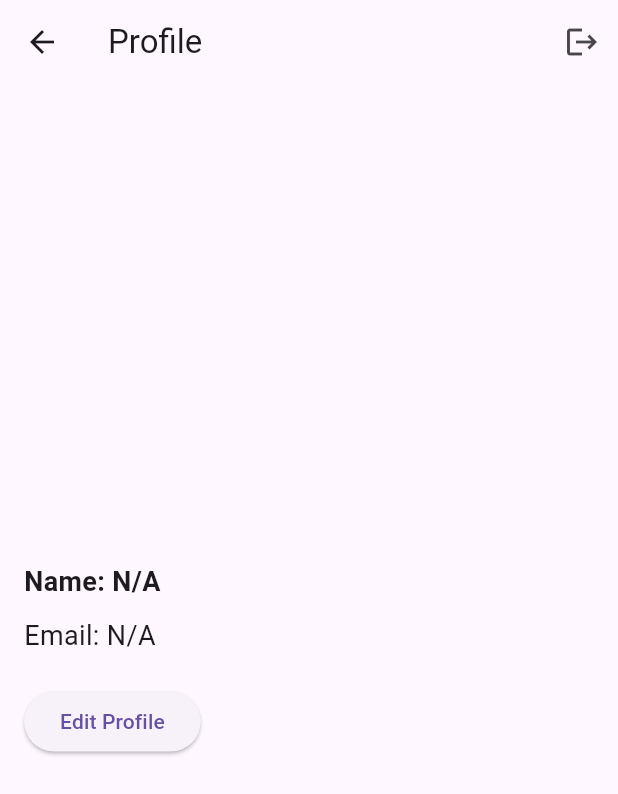
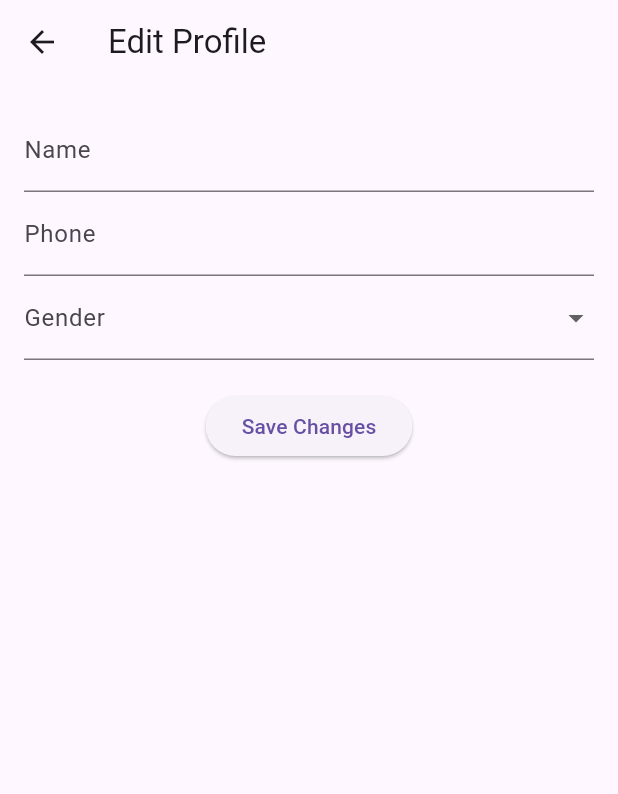
Before and after one commit to koisc0513/barberapp, a Flutter app: the ProfileScreen screen opened directly, after a tap on "Edit Profile", on a phone screen of 412 x 824 dp. Shown: the top 794 px of the screen. Run offline on Flutter 3.47's test engine with Material 3 defaults, Android fonts, the phone set to English and light mode, and no system bars.

Commit message:
add edit

```diff
--- /dev/null
+++ b/lib/screens/edit_profile_screen.dart
@@ -0,0 +1,80 @@
+import 'package:flutter/material.dart';
+import 'package:provider/provider.dart';
+import 'package:untitled/widgets/auth_provider.dart'; // Ensure correct path
+
+class EditProfileScreen extends StatefulWidget {
+  @override
+  _EditProfileScreenState createState() => _EditProfileScreenState();
+}
+
+class _EditProfileScreenState extends State<EditProfileScreen> {
+  final _formKey = GlobalKey<FormState>();
+  String? _name;
+  String? _phone;
+  String? _gender;
+  final List<String> _genderOptions = ['Nam', 'Nữ'];
+
+  @override
+  void initState() {
+    super.initState();
+    final currentUser = Provider.of<AuthProvider>(context, listen: false).currentUser;
+    _name = currentUser?['name'];
+    _phone = currentUser?['phone'];
+    _gender = currentUser?['gender'];
+  }
+
+  @override
+  Widget build(BuildContext context) {
+    return Scaffold(
+      appBar: AppBar(title: Text('Edit Profile')),
+      body: Padding(
+        padding: EdgeInsets.all(16.0),
+        child: Form(
+          key: _formKey,
+          child: Column(
+            children: [
+              TextFormField(
+                decoration: InputDecoration(labelText: 'Name'),
+                initialValue: _name,
+                onSaved: (value) => _name = value,
+              ),
+              TextFormField(
+                decoration: InputDecoration(labelText: 'Phone'),
+                initialValue: _phone,
+                onSaved: (value) => _phone = value,
+              ),
+              DropdownButtonFormField<String>(
+                decoration: InputDecoration(labelText: 'Gender'),
+                value: _gender,
+                items: _genderOptions.map((gender) {
+                  return DropdownMenuItem<String>(
+                    value: gender,
+                    child: Text(gender),
+                  );
+                }).toList(),
+                onChanged: (value) {
+                  setState(() {
+                    _gender = value;
+                  });
+                },
+                onSaved: (value) => _gender = value,
+              ),
+              SizedBox(height: 20),
+              ElevatedButton(
+                onPressed: () {
+                  if (_formKey.currentState!.validate()) {
+                    _formKey.currentState!.save();
+                    Provider.of<AuthProvider>(context, listen: false)
+                        .updateUserProfile(_name!, _phone!, _gender!);
+                    Navigator.pop(context);
+                  }
+                },
+                child: Text('Save Changes'),
+              ),
+            ],
+          ),
+        ),
+      ),
+    );
+  }
+}
--- a/lib/screens/profile_screen.dart
+++ b/lib/screens/profile_screen.dart
@@ -1,12 +1,20 @@
 import 'package:flutter/material.dart';
 import 'package:provider/provider.dart';
 import '../widgets/auth_provider.dart'; // Import AuthProvider
+import 'package:untitled/screens/edit_profile_screen.dart';
 
 class ProfileScreen extends StatelessWidget {
   @override
   Widget build(BuildContext context) {
     final authProvider = Provider.of<AuthProvider>(context);
-    final userName = authProvider.userName; // Lấy tên người dùng từ authProvider
+    final currentUser = authProvider.currentUser; // Lấy thông tin người dùng từ authProvider
+
+    if (currentUser == null) {
+      return Scaffold(
+        appBar: AppBar(title: Text("Profile")),
+        body: Center(child: Text("User not logged in.")),
+      );
+    }
 
     return Scaffold(
       appBar: AppBar(
@@ -28,20 +36,33 @@ class ProfileScreen extends StatelessWidget {
           crossAxisAlignment: CrossAxisAlignment.start,
           children: [
             Text(
-              "Name: ${userName ?? 'N/A'}", // Hiển thị tên người dùng
+              "Name: ${currentUser['name'] ?? 'N/A'}", // Hiển thị tên người dùng
               style: TextStyle(fontSize: 18, fontWeight: FontWeight.bold),
             ),
             SizedBox(height: 10),
             Text(
-              "Email: ${authProvider.user ?? 'N/A'}", // Hiển thị email người dùng
+              "Email: ${currentUser['email'] ?? 'N/A'}", // Hiển thị email người dùng
+              style: TextStyle(fontSize: 18),
+            ),
+            SizedBox(height: 10),
+            Text(
+              "Phone: ${currentUser['phone'] ?? 'N/A'}", // Hiển thị số điện thoại người dùng
+              style: TextStyle(fontSize: 18),
+            ),
+            SizedBox(height: 10),
+            Text(
+              "Gender: ${currentUser['gender'] ?? 'N/A'}", // Hiển thị giới tính người dùng
               style: TextStyle(fontSize: 18),
             ),
             SizedBox(height: 20),
             ElevatedButton(
               onPressed: () {
-                // Navigate to edit profile screen or other action
+                Navigator.push(
+                  context,
+                  MaterialPageRoute(builder: (context) => EditProfileScreen()),
+                );
               },
-              child: Text("Edit Profile"),
+              child: Text('Edit Profile'),
             ),
           ],
         ),
--- a/lib/widgets/auth_provider.dart
+++ b/lib/widgets/auth_provider.dart
@@ -1,10 +1,12 @@
 import 'package:flutter/material.dart';
 
 class AuthProvider extends ChangeNotifier {
-  List<Map<String, String>> _users = []; // Danh sách người dùng đã đăng ký
-  String? _user; // Trạng thái người dùng đăng nhập
+  List<Map<String, String>> _users = []; // List of registered users
+  String? _user; // Currently logged-in user's email
 
   String? get user => _user;
+
+  // Get the current logged-in user's name
   String? get userName {
     final user = _users.firstWhere(
           (user) => user['email'] == _user,
@@ -13,28 +15,39 @@ class AuthProvider extends ChangeNotifier {
     return user.isEmpty ? null : user['name'];
   }
 
+  // Check if the user is logged in
   bool get isLoggedIn => _user != null;
 
-  Future<void> register(String name, String email, String password) async {
-    // Giả lập quá trình đăng ký
+  // Register a new user
+  Future<void> register(String name, String email, String password, String phone, String gender) async {
     await Future.delayed(Duration(seconds: 2));
 
-    // Kiểm tra xem email đã được sử dụng chưa
+    // Check if email already exists
     if (_users.any((user) => user['email'] == email)) {
       throw Exception("Email already exists");
     }
 
-    // Lưu thông tin người dùng mới vào danh sách
-    _users.add({'name': name, 'email': email, 'password': password});
-    _user = email; // Đăng nhập ngay sau khi đăng ký
+    // Validate gender (must be either 'Nam' or 'Nữ')
+    if (gender != 'Nam' && gender != 'Nữ') {
+      throw Exception("Gender must be 'Nam' or 'Nữ'");
+    }
+
+    // Save the new user's data
+    _users.add({
+      'name': name,
+      'email': email,
+      'password': password,
+      'phone': phone,
+      'gender': gender,
+    });
+    _user = email; // Log in automatically after registration
     notifyListeners();
   }
 
+  // Log in a user
   Future<void> login(String email, String password) async {
-    // Giả lập quá trình đăng nhập
     await Future.delayed(Duration(seconds: 2));
 
-    // Kiểm tra thông tin đăng nhập
     final user = _users.firstWhere(
           (user) => user['email'] == email && user['password'] == password,
       orElse: () => {},
@@ -47,8 +60,38 @@ class AuthProvider extends ChangeNotifier {
       notifyListeners();
     }
   }
+
+  // Log out the user
   void logout() {
     _user = null;
     notifyListeners();
   }
+
+  // Update user's profile
+  void updateUserProfile(String newName, String newPhone, String newGender) {
+    final userIndex = _users.indexWhere((user) => user['email'] == _user);
+    if (userIndex != -1) {
+      // Validate gender (must be either 'Nam' or 'Nữ')
+      if (newGender != 'Nam' && newGender != 'Nữ') {
+        throw Exception("Gender must be 'Nam' or 'Nữ'");
+      }
+
+      _users[userIndex] = {
+        'name': newName,
+        'email': _users[userIndex]['email']!, // Keep the email
+        'password': _users[userIndex]['password']!, // Keep the password
+        'phone': newPhone,
+        'gender': newGender,
+      };
+      notifyListeners();
+    }
+  }
+
+  // Get the current user's information
+  Map<String, String>? get currentUser {
+    return _users.firstWhere(
+          (user) => user['email'] == _user,
+      orElse: () => {},
+    );
+  }
 }
```
Also changed, not shown: lib/screens/register_screen.dart (+42 -1 lines).
